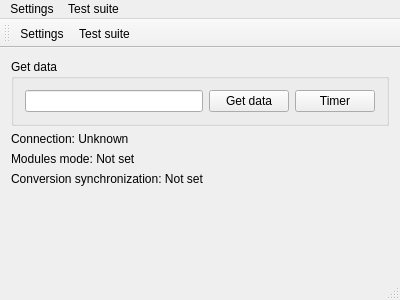
stepankuzmin/mole, file mainwindow.ui: the form before one commit.
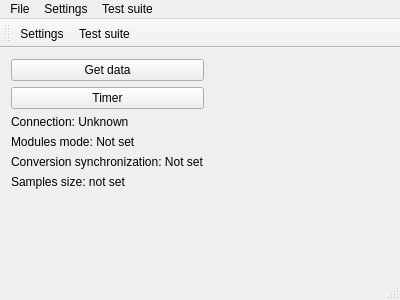
The form after the commit.

```diff
--- a/mainwindow.ui
+++ b/mainwindow.ui
@@ -18,15 +18,6 @@
     <item>
      <layout class="QVBoxLayout" name="leftLayout">
       <item>
-       <widget class="QGroupBox" name="getDataGroupBox">
-        <property name="title">
-         <string>Get data</string>
-        </property>
-        <layout class="QHBoxLayout" name="horizontalLayout_2">
-         <item>
-          <widget class="QLineEdit" name="lineEdit"/>
-         </item>
-         <item>
           <widget class="QPushButton" name="getDataPushButton">
            <property name="text">
             <string>Get data</string>
@@ -43,9 +34,6 @@
            </property>
           </widget>
          </item>
-        </layout>
-       </widget>
-      </item>
       <item>
        <widget class="QLabel" name="connectionStateLabel">
         <property name="text">
@@ -67,6 +55,13 @@
         </property>
        </widget>
       </item>
+      <item>
+       <widget class="QLabel" name="samplesSizeLabel">
+        <property name="text">
+         <string>Samples size: not set</string>
+        </property>
+       </widget>
+      </item>
       <item>
        <spacer name="verticalSpacer">
         <property name="orientation">
@@ -83,6 +78,24 @@
      </layout>
     </item>
     <item>
+     <widget class="QScrollArea" name="scrollArea">
+      <property name="frameShape">
+       <enum>QFrame::NoFrame</enum>
+      </property>
+      <property name="widgetResizable">
+       <bool>true</bool>
+      </property>
+      <widget class="QWidget" name="scrollAreaWidgetContents">
+       <property name="geometry">
+        <rect>
+         <x>0</x>
+         <y>0</y>
+         <width>200</width>
+         <height>223</height>
+        </rect>
+       </property>
+       <layout class="QVBoxLayout" name="verticalLayout">
+        <item>
      <layout class="QVBoxLayout" name="plotsLayout">
       <property name="spacing">
        <number>0</number>
@@ -91,6 +104,10 @@
     </item>
    </layout>
   </widget>
+     </widget>
+    </item>
+   </layout>
+  </widget>
   <widget class="QMenuBar" name="menuBar">
    <property name="geometry">
     <rect>
@@ -112,6 +129,16 @@
     </property>
     <addaction name="actionTest_suite"/>
    </widget>
+   <widget class="QMenu" name="menuFile">
+    <property name="title">
+     <string>File</string>
+    </property>
+    <addaction name="actionOpen"/>
+    <addaction name="actionSave"/>
+    <addaction name="separator"/>
+    <addaction name="actionQuit"/>
+   </widget>
+   <addaction name="menuFile"/>
    <addaction name="menuSettings"/>
    <addaction name="menuTest_suite"/>
   </widget>
```
Left out of the diff: 15 changed lines with no effect on the pictures. Lines whose indentation alone changed are shown as unchanged.
